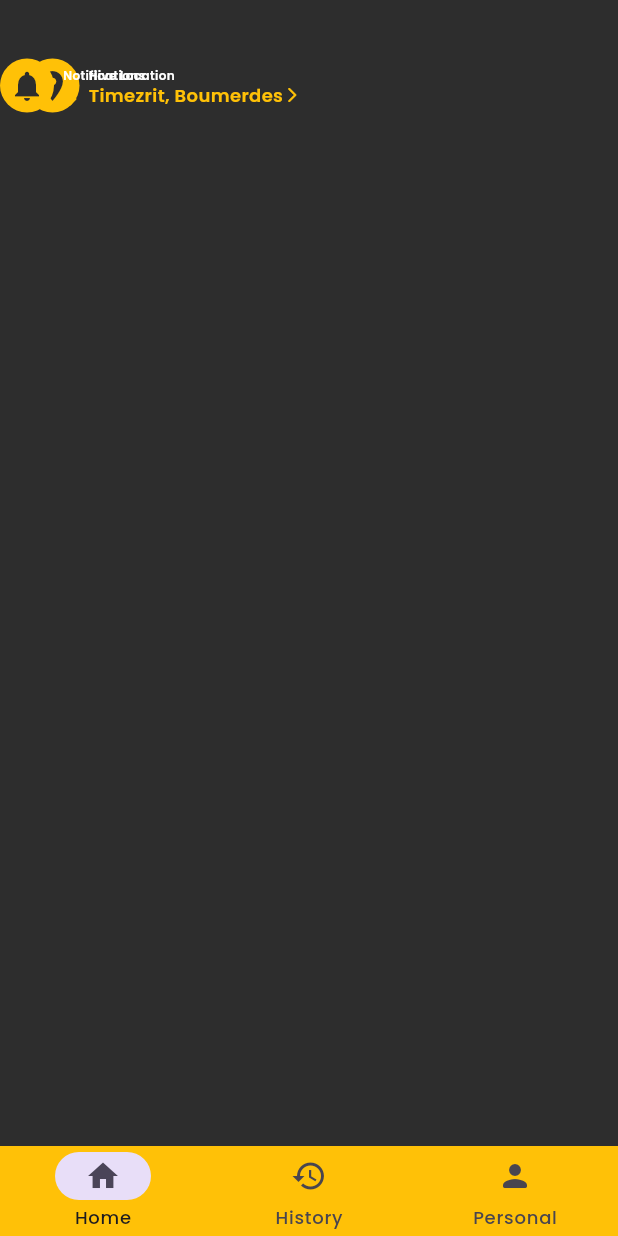
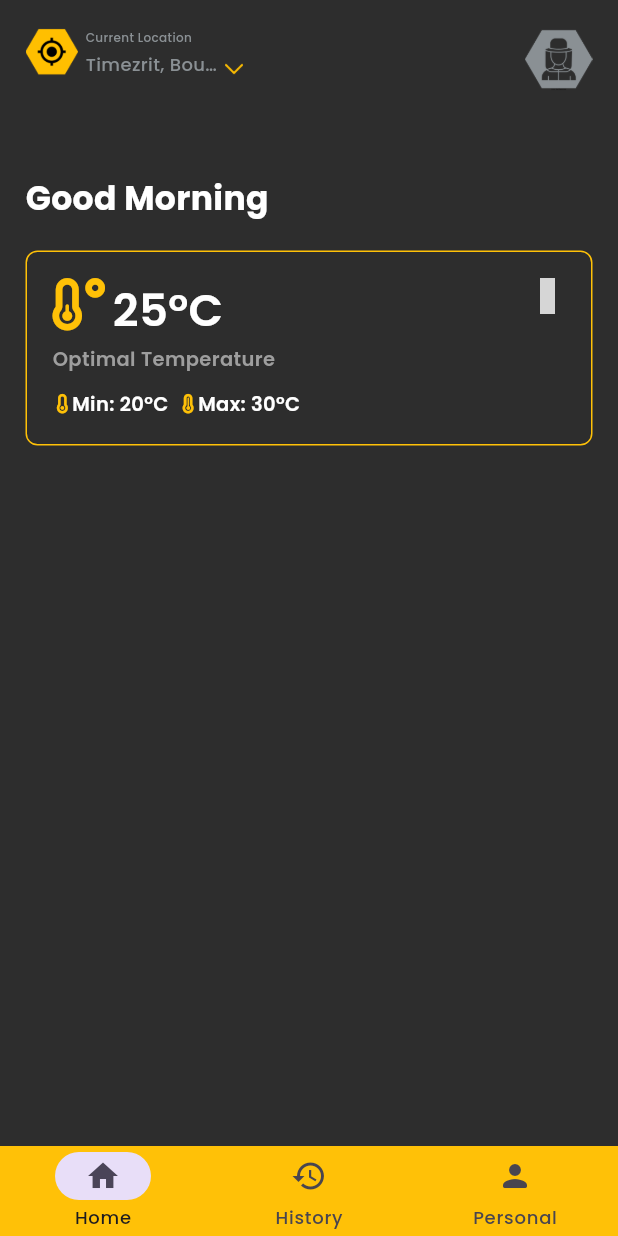
Before and after one commit to anisbfd/Smart-BeeHive-Application, a Flutter app: the screen it shows after launch, after a tap on "Login", on a phone screen of 412 x 824 dp. Run offline on Flutter 3.47's test engine with Material 3 defaults, Android fonts, the phone set to English and light mode, and no system bars; our stand-ins replace font_awesome_flutter, get, material_design_icons_flutter; grey boxes are pictures that could not be loaded.

Commit message:
im gonna let this for now and im going to change the hole design

```diff
--- a/lib/Lab.dart
+++ b/lib/Lab.dart
@@ -1,5 +1,4 @@
 import 'package:flutter/material.dart';
-import 'package:beehive/Tools/Weather.dart';
 
 void main() {
   runApp(const Lab());
@@ -10,6 +9,8 @@ class Lab extends StatelessWidget {
 
   @override
   Widget build(BuildContext context) {
-    return MaterialApp(home: WeatherWidget());
+    return MaterialApp(
+      home: Scaffold(),
+    );
   }
 }
--- a/lib/Tools/Weather.dart
+++ /dev/null
@@ -1,84 +0,0 @@
-import 'package:flutter/material.dart';
-import 'package:http/http.dart' as http;
-import 'dart:convert';
-
-class WeatherWidget extends StatefulWidget {
-  @override
-  _WeatherWidgetState createState() => _WeatherWidgetState();
-}
-
-class _WeatherWidgetState extends State<WeatherWidget> {
-  String? temperature;
-  String? weatherDescription;
-  String apiKey =
-      '0def54a4408a3e775a2ca1644c53c136'; // Replace with your weather API key
-
-  @override
-  void initState() {
-    super.initState();
-    fetchWeather();
-  }
-
-  Future<void> fetchWeather() async {
-    final url =
-        'https://api.openweathermap.org/data/2.5/weather?q=YourCity&units=metric&appid=$apiKey';
-
-    try {
-      final response = await http.get(Uri.parse(url));
-      if (response.statusCode == 200) {
-        final data = json.decode(response.body);
-        setState(() {
-          temperature = "${data['main']['temp']}°C";
-          weatherDescription = data['weather'][0]['description'];
-        });
-      } else {
-        setState(() {
-          temperature = "N/A";
-          weatherDescription = "Error";
-        });
-      }
-    } catch (e) {
-      setState(() {
-        temperature = "N/A";
-        weatherDescription = "Error";
-      });
-    }
-  }
-
-  @override
-  Widget build(BuildContext context) {
-    return Align(
-      alignment: Alignment.topRight,
-      child: Container(
-        margin: const EdgeInsets.all(10),
-        padding: const EdgeInsets.all(8),
-        decoration: BoxDecoration(
-          color: Colors.blue.withOpacity(0.7),
-          borderRadius: BorderRadius.circular(8),
-        ),
-        child: Row(
-          mainAxisSize: MainAxisSize.min,
-          children: [
-            Icon(Icons.cloud, color: Colors.white, size: 20),
-            const SizedBox(width: 8),
-            Column(
-              mainAxisSize: MainAxisSize.min,
-              crossAxisAlignment: CrossAxisAlignment.start,
-              children: [
-                Text(
-                  temperature ?? "Loading...",
-                  style: TextStyle(
-                      color: Colors.white, fontWeight: FontWeight.bold),
-                ),
-                Text(
-                  weatherDescription ?? "",
-                  style: TextStyle(color: Colors.white, fontSize: 12),
-                ),
-              ],
-            ),
-          ],
-        ),
-      ),
-    );
-  }
-}
--- a/lib/pages/HomePage.dart
+++ b/lib/pages/HomePage.dart
@@ -1,4 +1,6 @@
 import 'package:flutter/material.dart';
+import 'package:font_awesome_flutter/font_awesome_flutter.dart';
+import 'package:material_design_icons_flutter/material_design_icons_flutter.dart';
 
 final String location = 'Timezrit, Boumerdes';
 
@@ -7,138 +9,198 @@ class HomePage extends StatelessWidget {
 
   @override
   Widget build(BuildContext context) {
-    return Scaffold(
-      backgroundColor: Color.fromARGB(255, 45, 45, 45),
-      body: Stack(
-        children: [
-          Padding(
-            padding: EdgeInsets.only(
-              top: 39,
+    return SafeArea(
+      child: Scaffold(
+        backgroundColor: Color.fromARGB(255, 45, 45, 45),
+        body: Stack(
+          children: [
+            Positioned(
+              top: 17,
               left: 17,
-            ),
-            child: GestureDetector(
-              onTap: () => print("Coming Soon"),
               child: SizedBox(
-                height: 36,
+                height: 35,
+                width: 145,
                 child: Stack(
                   children: [
-                    Container(
-                      height: 36,
-                      width: 36,
-                      decoration: BoxDecoration(
-                          color: Colors.amber,
-                          borderRadius: BorderRadius.circular(20)),
-                      child: Icon(
-                        Icons.location_on,
-                        color: Color.fromARGB(255, 45, 45, 45),
-                        size: 24,
-                      ),
-                    ),
-                    Padding(
-                      padding: EdgeInsets.only(top: 5, left: 42),
+                    Image(image: AssetImage('Assets/Icons/Location.png')),
+                    Positioned(
+                      top: 2,
+                      left: 40,
                       child: SizedBox(
-                        height: 28,
+                        height: 32,
+                        width: 100,
                         child: Stack(
                           children: [
                             Align(
                               alignment: Alignment.topLeft,
                               child: Text(
-                                'Hive Location',
+                                'Current Location',
                                 style: TextStyle(
-                                    fontFamily: 'Poppins',
-                                    color: Colors.white,
-                                    fontWeight: FontWeight.w600,
-                                    fontSize: 8),
+                                  fontSize: 8,
+                                  fontWeight: FontWeight.w500,
+                                  color: Color(0xff8A9094),
+                                ),
                               ),
                             ),
                             Align(
                               alignment: Alignment.bottomLeft,
-                              child: Row(
-                                children: [
-                                  Text(
-                                    location,
-                                    style: TextStyle(
-                                      fontFamily: 'Poppins',
-                                      color: Colors.amber,
-                                      fontWeight: FontWeight.w600,
-                                      fontSize: 12,
-                                    ),
-                                  ),
-                                  Icon(
-                                    Icons.arrow_forward_ios_rounded,
-                                    color: Colors.amber,
-                                    size: 12,
-                                  ),
-                                ],
+                              child: Text(
+                                'Timezrit, Boumerdes',
+                                style: TextStyle(
+                                  color: Color(0xff8A9094),
+                                  fontSize: 12,
+                                  fontWeight: FontWeight.w500,
+                                ),
+                                overflow: TextOverflow.ellipsis,
+                                maxLines: 1,
                               ),
-                            ),
+                            )
                           ],
                         ),
+                      ),
+                    ),
+                    Align(
+                      alignment: Alignment.bottomRight,
+                      child: SizedBox(
+                        child: Image.asset('Assets/Icons/Drop.png'),
+                        height: 12,
+                        width: 12,
                       ),
                     )
                   ],
                 ),
               ),
             ),
-          ),
-          Padding(
-            padding: EdgeInsets.only(
-              top: 39,
+            Positioned(
+              top: 17,
               right: 17,
+              child: SizedBox(
+                height: 45,
+                // width: 45,
+                child: Image.asset('Assets/Icons/ProfileFilled.png'),
+              ),
+              // child: Container(
+              //     height: 32,
+              //     width: 32,
+              //     decoration: BoxDecoration(
+              //       borderRadius: BorderRadius.circular(100),
+              //       color: Color(0xff8A9094),
+              //     ),
+              //     child: Icon(
+              //       Icons.person_rounded,
+              //       size: 25,
+              //       color: Color.fromARGB(255, 45, 45, 45),
+              //     )),
             ),
-            child: GestureDetector(
-              onTap: () => print("Coming Soon"),
-              child: SizedBox(
-                height: 36,
-                child: Stack(
-                  children: [
-                    Container(
-                      height: 36,
-                      width: 36,
-                      decoration: BoxDecoration(
-                          color: Colors.amber,
-                          borderRadius: BorderRadius.circular(20)),
-                      child: Icon(
-                        Icons.notifications,
-                        color: Color.fromARGB(255, 45, 45, 45),
-                        size: 24,
-                      ),
+            SingleChildScrollView(
+              padding: EdgeInsets.symmetric(
+                horizontal: 17,
+                vertical: 117,
+              ),
+              child: Stack(
+                children: [
+                  Text(
+                    'Good Morning',
+                    style: TextStyle(
+                      color: Colors.white,
+                      fontSize: 22,
+                      fontWeight: FontWeight.bold,
                     ),
-                    Padding(
-                      padding: EdgeInsets.only(top: 5, left: 42),
-                      child: SizedBox(
-                        height: 28,
-                        child: Stack(
-                          children: [
-                            Align(
-                              alignment: Alignment.topLeft,
-                              child: Text(
-                                'Notifications',
-                                style: TextStyle(
-                                    fontFamily: 'Poppins',
-                                    color: Colors.white,
-                                    fontWeight: FontWeight.w600,
-                                    fontSize: 8),
+                  ),
+                  Padding(
+                    padding: EdgeInsets.only(top: 50),
+                    child: Column(
+                      children: [
+                        Container(
+                            height: 130,
+                            decoration: BoxDecoration(
+                                borderRadius: BorderRadius.circular(8),
+                                border: Border.all(color: Colors.amber)),
+                            child: Padding(
+                              padding: EdgeInsets.all(17),
+                              child: Stack(
+                                children: [
+                                  Icon(
+                                    FontAwesomeIcons.temperatureLow,
+                                    color: Colors.amber,
+                                    size: 35,
+                                  ),
+                                  Positioned(
+                                    left: 40,
+                                    child: Text(
+                                      "25°C",
+                                      style: TextStyle(
+                                        color: Colors.white,
+                                        fontSize: 30,
+                                        fontWeight: FontWeight.w600,
+                                        fontFamily: 'Poppins',
+                                      ),
+                                    ),
+                                  ),
+                                  Positioned(
+                                    top: 45,
+                                    child: Text(
+                                      'Optimal Temperature',
+                                      style: TextStyle(
+                                        color: Colors.grey,
+                                        fontSize: 13,
+                                        fontWeight: FontWeight.w600,
+                                        fontFamily: 'Poppins',
+                                      ),
+                                    ),
+                                  ),
+                                  Align(
+                                      alignment: Alignment.bottomLeft,
+                                      child: Row(
+                                        children: [
+                                          Icon(
+                                            FontAwesomeIcons.temperatureEmpty,
+                                            color: Colors.amber,
+                                            size: 13,
+                                          ),
+                                          Text(
+                                            "Min: 20°C  ",
+                                            style: TextStyle(
+                                              color: Colors.white,
+                                              fontSize: 13,
+                                              fontWeight: FontWeight.w600,
+                                              fontFamily: 'Poppins',
+                                            ),
+                                          ),
+                                          Icon(
+                                            FontAwesomeIcons.temperatureFull,
+                                            color: Colors.amber,
+                                            size: 13,
+                                          ),
+                                          Text(
+                                            "Max: 30°C  ",
+                                            style: TextStyle(
+                                              color: Colors.white,
+                                              fontSize: 13,
+                                              fontWeight: FontWeight.w600,
+                                              fontFamily: 'Poppins',
+                                            ),
+                                          )
+                                        ],
+                                      )),
+                                  Align(
+                                    alignment: Alignment.topRight,
+                                    child: Icon(
+                                      MdiIcons.exclamationThick,
+                                      color: Colors.amber,
+                                    ),
+                                  )
+                                ],
                               ),
-                            ),
-                            Align(
-                              alignment: Alignment.bottomLeft,
-                              child: Icon(
-                                Icons.arrow_forward_ios_rounded,
-                                color: Colors.amber,
-                                size: 12,
-                              ),
-                            ),
-                          ],
-                        ),
-                      ),
-                    )
-                  ],
-                ),
+                            )),
+                      ],
+                    ),
+                  ),
+                ],
               ),
             ),
-          )
-        ],
+          ],
+        ),
       ),
     );
   }
--- a/lib/pages/LoginPage.dart
+++ b/lib/pages/LoginPage.dart
@@ -203,7 +203,7 @@ class MyHomePage extends StatelessWidget {
                                 children: [
                                   GestureDetector(
                                     onTap: () => {
-                                      Navigator.push(
+                                      Navigator.pushReplacement(
                                         context,
                                         MaterialPageRoute(
                                             builder: (context) =>
```
Also changed, not shown: lib/Tools/designs.dart (+12 -18 lines), pubspec.yaml (+8 -7 lines), Assets/Icons/Drop.png (added), Assets/Icons/Location.png (added), Assets/Icons/ProfileFilled.png (added), pubspec.lock.
